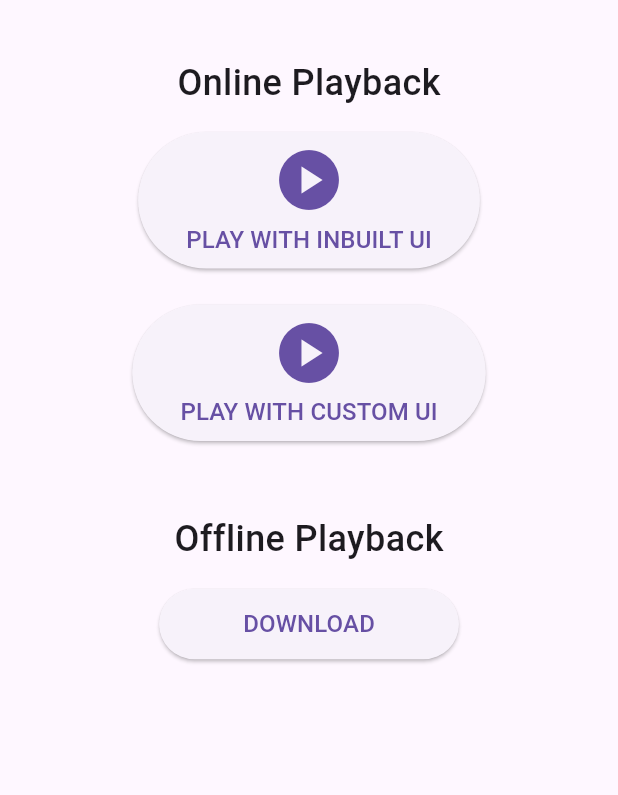
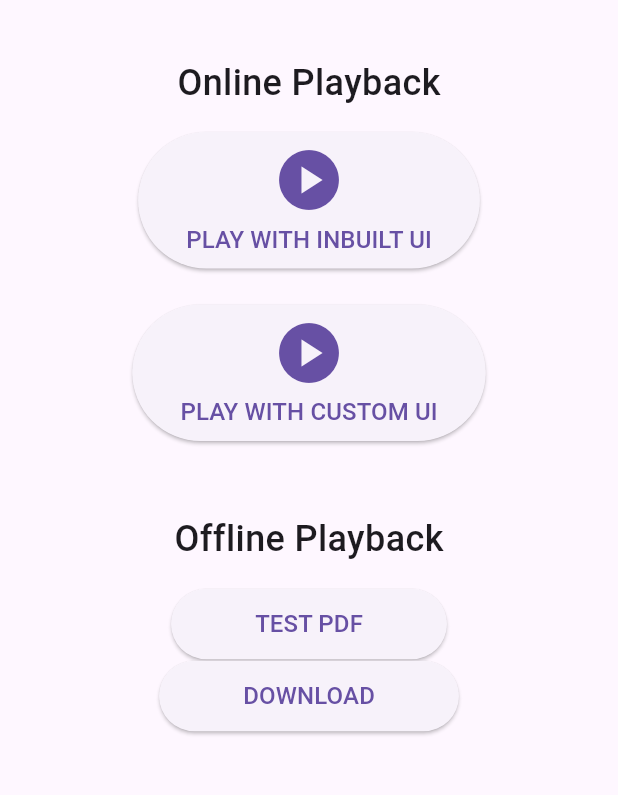
Before and after one commit to EsraaAbdalla/sample_flutter_app-master, a Flutter app: the MyHome screen opened directly, on a phone screen of 412 x 824 dp, the part 63-858 px from its top. Run offline on Flutter 3.47's test engine with Material 3 defaults, Android fonts, the phone set to English and light mode, and no system bars; our stand-ins replace permission_handler; missing offline and left inert: pdf_viewer_plugin, presentation_displays, safe_device, screen_capture_event, screen_protector, vdocipher_flutter.

```diff
--- a/lib/my_home.dart
+++ b/lib/my_home.dart
@@ -1,5 +1,6 @@
 import 'package:flutter/foundation.dart';
 import 'package:flutter/material.dart';
+import 'package:sample_flutter_app/pdf.dart';
 import 'package:sample_flutter_app/samples.dart';
 import 'package:sample_flutter_app/views/vdo_download_view.dart';
 import 'package:sample_flutter_app/views/vdoplayback_view.dart';
@@ -98,6 +99,20 @@ class MyHomeState extends State<MyHome> {
                     style: TextStyle(fontSize: 24, fontWeight: FontWeight.w500),
                   ),
                 ),
+              ElevatedButton(
+                onPressed: () {
+                  Navigator.push(
+                    context,
+                    MaterialPageRoute(builder: (context) => PdfTest()),
+                  );
+                },
+                child: Padding(
+                  padding: const EdgeInsets.only(
+                      left: 32.0, right: 32.0, top: 12, bottom: 12),
+                  child: Text('Test Pdf'.toUpperCase(),
+                      style: const TextStyle(fontSize: 16)),
+                ),
+              ),
               if (!kIsWeb)
                 ElevatedButton(
                   onPressed: _goToVdoDownloadView,
--- a/lib/pdf.dart
+++ b/lib/pdf.dart
@@ -5,12 +5,11 @@ import 'package:flutter/material.dart';
 import 'package:http/http.dart' as http;
 import 'package:path_provider/path_provider.dart';
 import 'package:pdf_viewer_plugin/pdf_viewer_plugin.dart';
+import 'package:sample_flutter_app/main_screen.dart';
+
 import 'package:screen_capture_event/screen_capture_event.dart';
-import 'package:test/main_screen.dart';
 
 class PdfTest extends StatefulWidget {
-  const PdfTest({super.key});
-
   @override
   _MyAppState createState() => _MyAppState();
 }
--- a/pubspec.yaml
+++ b/pubspec.yaml
@@ -33,6 +33,8 @@ dependencies:
   screen_capture_event: ^1.1.1
   presentation_displays: ^1.0.0
   pdf: ^3.10.7
+  path_provider: ^2.1.1
+  pdf_viewer_plugin: ^2.0.1
 
 dev_dependencies:
   flutter_lints: ^2.0.1
```
Also changed, not shown: pubspec.lock.
